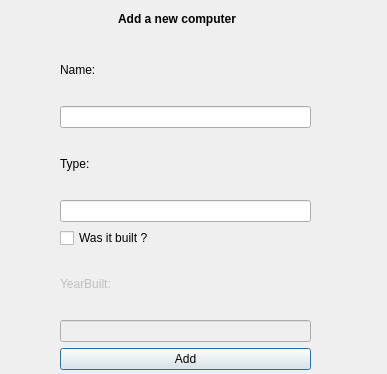
The window that vika3/week3/addcomputerdialog.ui (axelboga/hopur32) describes before a commit, drawn with Qt 5.
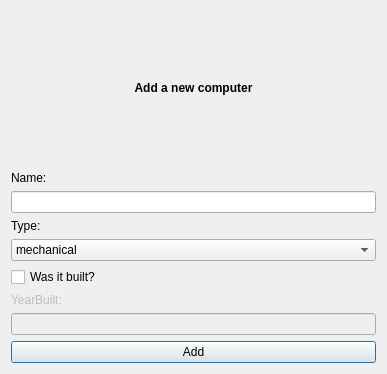
The same window after the commit.

```diff
--- a/vika3/week3/addcomputerdialog.ui
+++ b/vika3/week3/addcomputerdialog.ui
@@ -13,28 +13,15 @@
   <property name="windowTitle">
    <string>Dialog</string>
   </property>
+  <layout class="QVBoxLayout" name="verticalLayout_7">
+   <item>
   <widget class="QLabel" name="label_add_computer">
-   <property name="geometry">
-    <rect>
-     <x>90</x>
-     <y>10</y>
-     <width>174</width>
-     <height>19</height>
-    </rect>
-   </property>
    <property name="text">
     <string>&lt;html&gt;&lt;head/&gt;&lt;body&gt;&lt;p align=&quot;center&quot;&gt;&lt;span style=&quot; font-weight:600;&quot;&gt;Add a new computer&lt;/span&gt;&lt;/p&gt;&lt;/body&gt;&lt;/html&gt;</string>
    </property>
   </widget>
-  <widget class="QWidget" name="layoutWidget">
-   <property name="geometry">
-    <rect>
-     <x>60</x>
-     <y>40</y>
-     <width>251</width>
-     <height>330</height>
-    </rect>
-   </property>
+   </item>
+   <item>
    <layout class="QVBoxLayout" name="verticalLayout_6">
     <item>
      <layout class="QVBoxLayout" name="verticalLayout_5">
@@ -88,14 +75,30 @@
      </layout>
     </item>
     <item>
-     <widget class="QLineEdit" name="input_computer_type"/>
+      <widget class="QComboBox" name="input_computer_type">
+       <item>
+        <property name="text">
+         <string>mechanical</string>
+        </property>
+       </item>
+       <item>
+        <property name="text">
+         <string>electronic</string>
+        </property>
+       </item>
+       <item>
+        <property name="text">
+         <string>transistor</string>
+        </property>
+       </item>
+      </widget>
     </item>
     <item>
      <layout class="QVBoxLayout" name="verticalLayout_3">
       <item>
        <widget class="QCheckBox" name="checkbox_computer_was_built">
         <property name="text">
-         <string>Was it built ?</string>
+          <string>Was it built?</string>
         </property>
        </widget>
       </item>
@@ -141,7 +144,8 @@
      </widget>
     </item>
    </layout>
-  </widget>
+   </item>
+  </layout>
  </widget>
  <resources/>
  <connections/>
```
Lines whose indentation alone changed are shown as unchanged.
